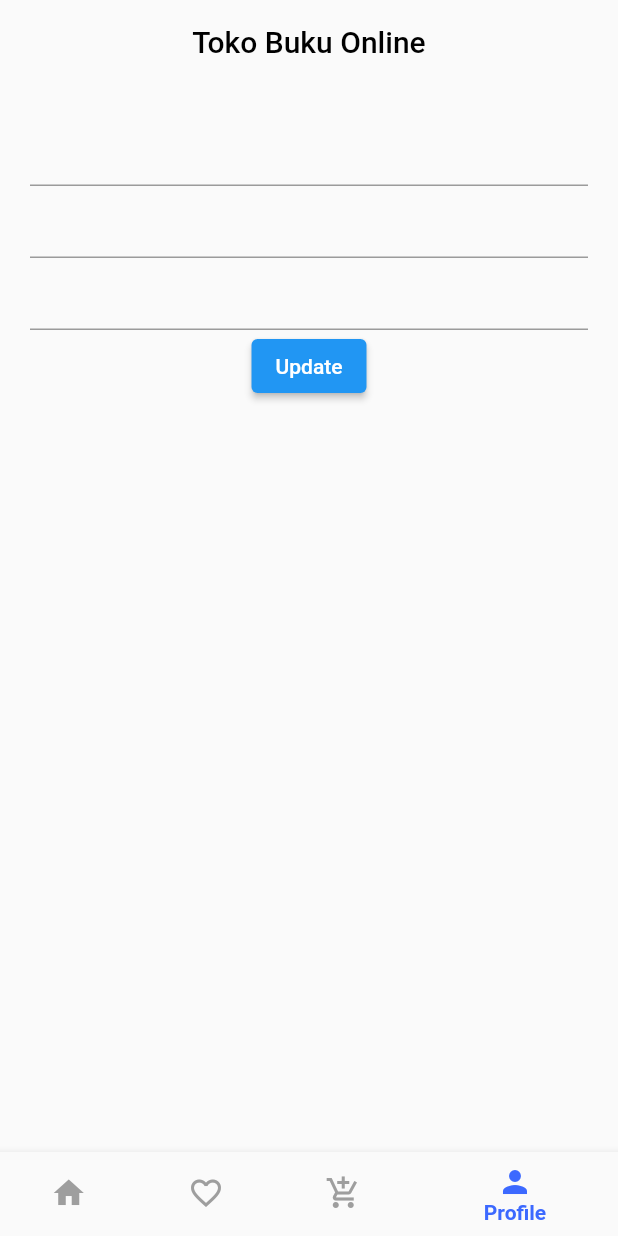
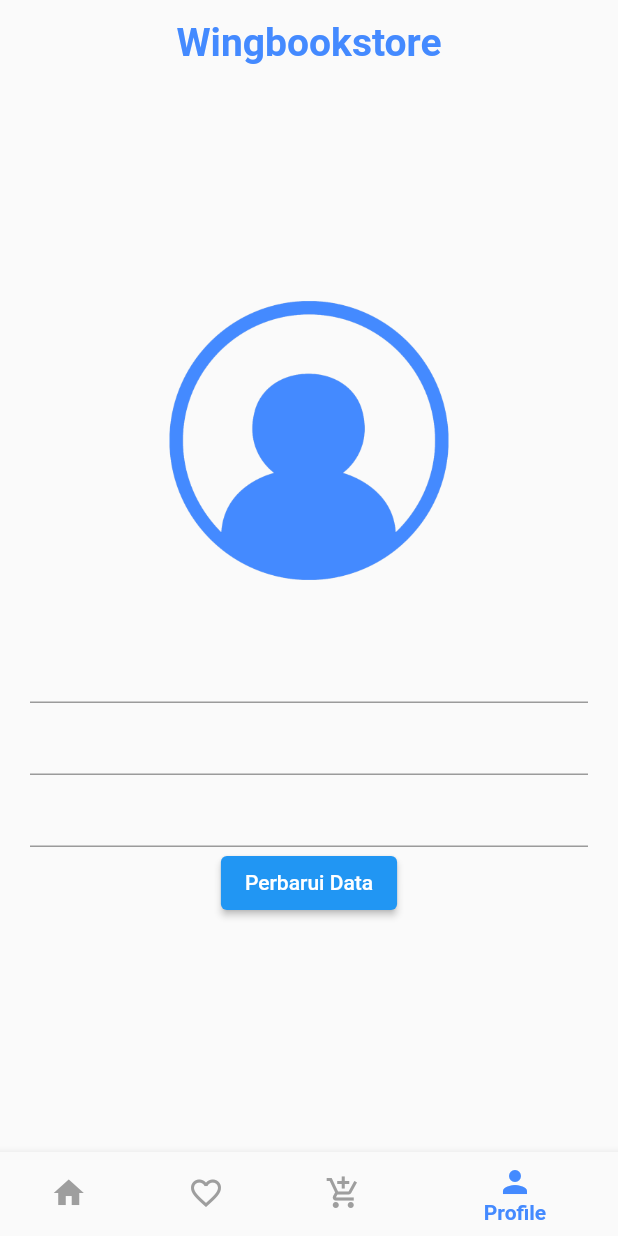
Before and after one commit to fadelha123/Wingbookstore, a Flutter app: the BottomNavController screen opened directly, item 4 of the bottom bar chosen, on a phone screen of 412 x 824 dp. Run offline on Flutter 3.47's test engine with Material 2 defaults, Android fonts, the phone set to English and light mode, and no system bars; our stand-ins replace carousel_slider, cloud_firestore, dots_indicator, firebase_auth, firebase_core, flutter_screenutil and 2 more; accounts and stored records are empty.

Commit message:
update wingbookstore

```diff
--- a/lib/screen/bottom_nav_controller.dart
+++ b/lib/screen/bottom_nav_controller.dart
@@ -25,16 +25,19 @@ class _BottomNavControllerState extends State<BottomNavController> {
         backgroundColor: Colors.transparent,
         elevation: 0,
         title: Text(
-          "Toko Buku Online",
-          style: TextStyle(color: Colors.black),
+          "Wingbookstore",
+          style: TextStyle(
+              fontSize: 26,
+              color: Color(0xFF448AFF),
+              fontWeight: FontWeight.bold),
         ),
         centerTitle: true,
         automaticallyImplyLeading: false,
       ),
       bottomNavigationBar: BottomNavigationBar(
         elevation: 5,
-        selectedItemColor: Color.fromARGB(255, 60, 105, 255),
-        backgroundColor: Colors.white,
+        selectedItemColor: Color(0xFF448AFF),
+        backgroundColor: Color(0xFF448AFF),
         unselectedItemColor: Colors.grey,
         currentIndex: _currentIndex,
         selectedLabelStyle:
@@ -48,7 +51,7 @@ class _BottomNavControllerState extends State<BottomNavController> {
               icon: Icon(Icons.favorite_outline), label: "Favourite"),
           BottomNavigationBarItem(
             icon: Icon(Icons.add_shopping_cart),
-            label: "Cart",
+            label: "Keranjang",
           ),
           BottomNavigationBarItem(
             icon: Icon(Icons.person),
--- a/lib/screen/bottom_nav_pages/home.dart
+++ b/lib/screen/bottom_nav_pages/home.dart
@@ -77,7 +77,7 @@ class _HomeState extends State<Home> {
                   enabledBorder: OutlineInputBorder(
                       borderRadius: BorderRadius.all(Radius.circular(0)),
                       borderSide: BorderSide(color: Colors.grey)),
-                  hintText: "Search products here",
+                  hintText: "Temukan Buku yang Berkualitas disini",
                   hintStyle: TextStyle(fontSize: 15.sp),
                 ),
                 onTap: () => Navigator.push(context,
@@ -150,7 +150,7 @@ class _HomeState extends State<Home> {
                             AspectRatio(
                                 aspectRatio: 2,
                                 child: Container(
-                                    color: Colors.yellow,
+                                    color: Color(0xFF448AFF),
                                     child: Image.network(
                                       _products[index]["product-img"][0],
                                     ))),
--- a/lib/screen/bottom_nav_pages/profile.dart
+++ b/lib/screen/bottom_nav_pages/profile.dart
@@ -29,7 +29,8 @@ class _ProfileState extends State<Profile> {
           controller: _addrController =
               TextEditingController(text: data['addr']),
         ),
-        ElevatedButton(onPressed: () => updateData(), child: Text("Update")),
+        ElevatedButton(
+            onPressed: () => updateData(), child: Text("Perbarui Data")),
       ],
     );
   }
@@ -41,13 +42,23 @@ class _ProfileState extends State<Profile> {
       "name": _nameController!.text,
       "phone": _phoneController!.text,
       "addr": _addrController!.text,
-    }).then((value) => print("Updated Successfully"));
+    }).then((value) => print("Data Selesai Diperbarui"));
   }
 
   @override
   Widget build(BuildContext context) {
     return Scaffold(
-      body: SafeArea(
+      body: Center(
+        child: Column(
+          mainAxisAlignment: MainAxisAlignment.center,
+          children: <Widget>[
+            Container(
+              child: Image.asset(
+                'images/profile.png',
+                width: 200,
+              ),
+            ),
+            SafeArea(
                 child: Padding(
               padding: const EdgeInsets.all(20.0),
               child: StreamBuilder(
@@ -66,6 +77,9 @@ class _ProfileState extends State<Profile> {
                 },
               ),
             )),
+          ],
+        ),
+      ),
     );
   }
 }
--- a/lib/screen/splash_screen.dart
+++ b/lib/screen/splash_screen.dart
@@ -31,8 +31,8 @@ class _SplashScreenState extends State<SplashScreen> {
           children: <Widget>[
             Container(
               child: Image.asset(
-                'images/splashScreen.png',
-                width: 350,
+                'images/WINNGBOOKSTOREE.png',
+                width: 300,
               ),
             ),
             Padding(padding: EdgeInsets.only(top: 20.0)),
```
Also changed, not shown: lib/screen/bottom_nav_pages/cart.dart (+6 -56 lines), lib/screen/bottom_nav_pages/favourite.dart (+5 -56 lines), lib/widgets/fetchProducts.dart (added, +54 -0 lines), images/WINNGBOOKSTOREE.png (added), images/profile.png (added). Lines whose indentation alone changed are shown as unchanged.
